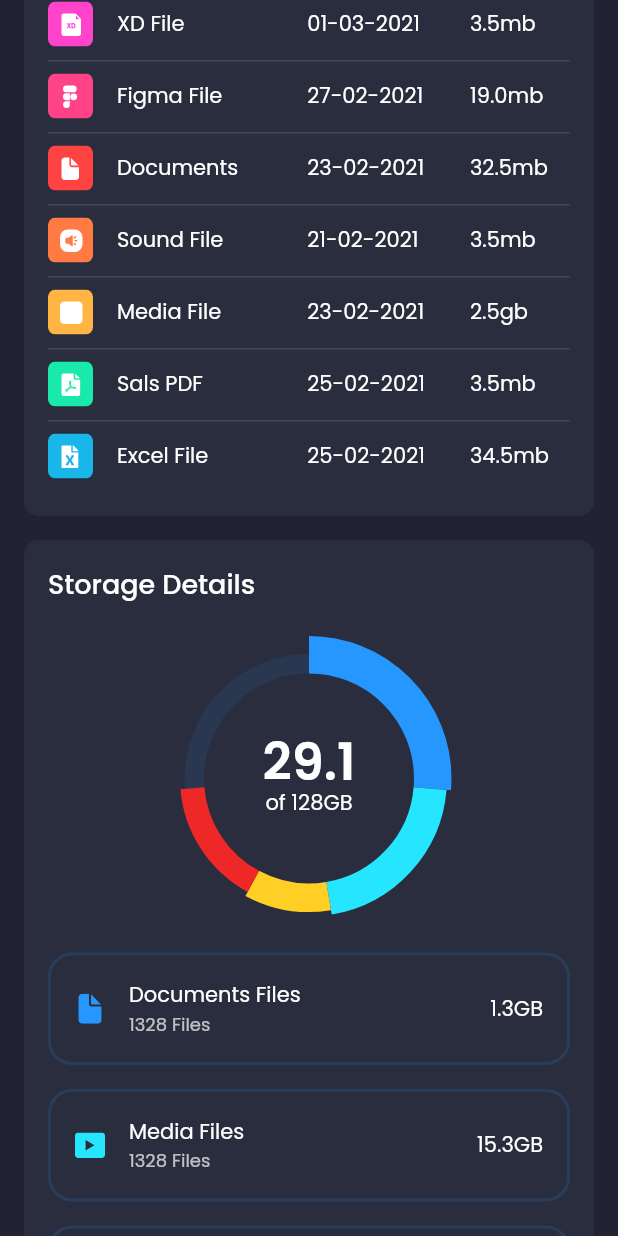
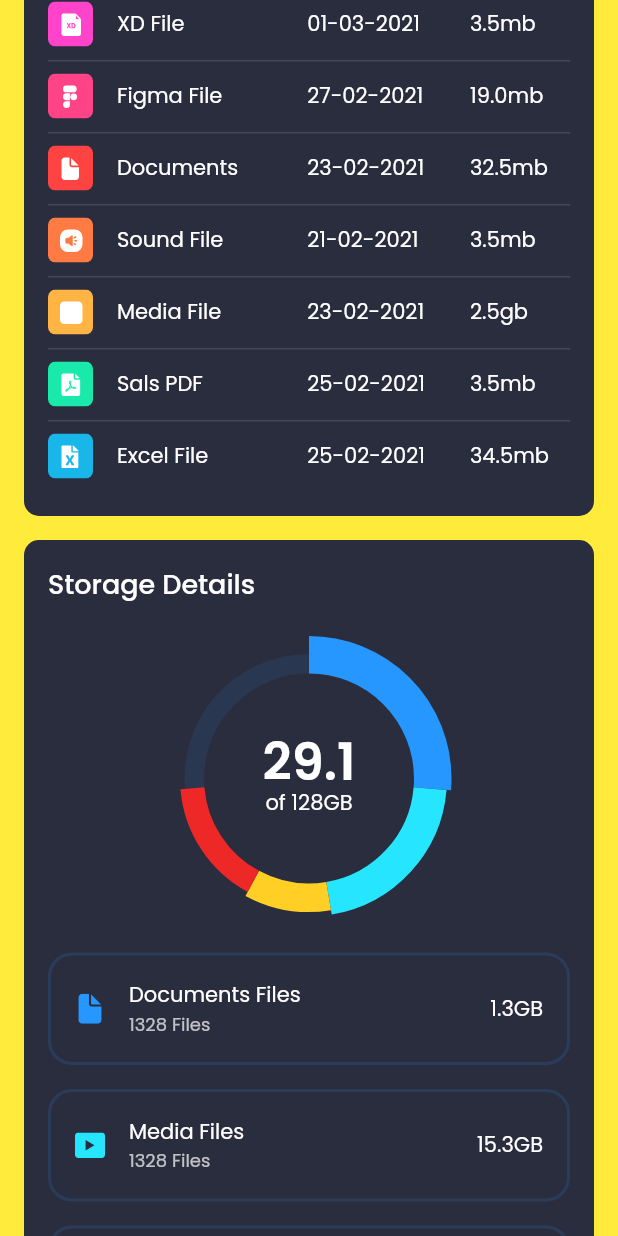
Before and after one commit to ska2519/flutter-learn, a Flutter app: the screen it shows after launch, scrolled down 576 dp, on a phone screen of 412 x 824 dp. Run offline on Flutter 3.47's test engine with Material 2 defaults, Android fonts, the phone set to English and light mode, and no system bars; drawn by our look-alikes of fl_chart; our stand-ins replace firebase_core, flutter_svg, google_fonts; missing offline and left inert: pixel_perfect; accounts and stored records are empty; project files that could hold a hidden picture were left out.

Commit message:
Test Run Automatic Deployment

```diff
--- a/analysis_options.yaml
+++ b/analysis_options.yaml
@@ -4,8 +4,6 @@ analyzer:
     - "**/*.g.dart"
     - "**/*.freezed.dart"
     - "**/models/*.dart"
-    - "**/constants/*.dart"
-    - "**/services/uri_path.dart"
 
 linter:
   rules:
--- a/lib/constants/constants.dart
+++ b/lib/constants/constants.dart
@@ -3,5 +3,6 @@ import 'package:flutter/material.dart';
 const primaryColor = Color(0xFF2697FF);
 const secondaryColor = Color(0xFF2A2D3E);
 const bgColor = Color(0xFF212332);
+const testColor = Colors.yellow;
 
 const defaultPadding = 16.0;
--- a/lib/main.dart
+++ b/lib/main.dart
@@ -20,7 +20,7 @@ class MyApp extends StatelessWidget {
       debugShowCheckedModeBanner: false,
       title: 'Flutter Demo',
       theme: ThemeData.dark().copyWith(
-        scaffoldBackgroundColor: bgColor,
+        scaffoldBackgroundColor: testColor,
         textTheme: GoogleFonts.poppinsTextTheme(Theme.of(context).textTheme)
             .apply(bodyColor: Colors.white),
         canvasColor: secondaryColor,
```
